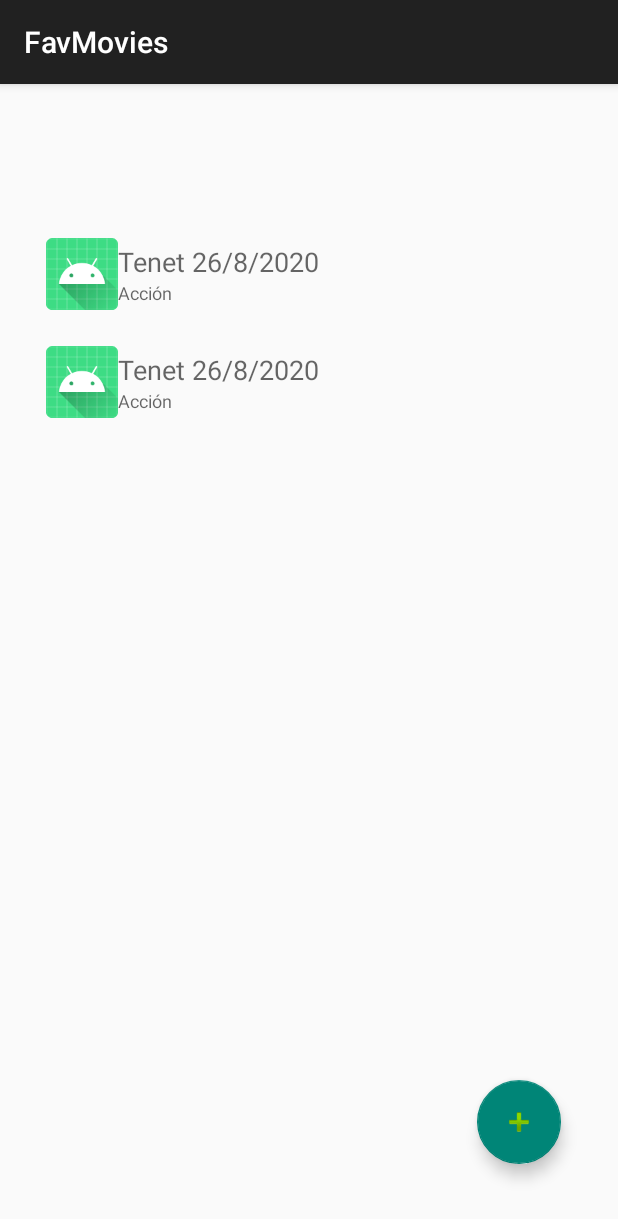
After one commit to uo276467/FavMovies, an Android app: the MainRecycler screen opened directly, with no data from a screen before it, on a phone screen of 412 x 824 dp. The commit adds this screen. Shown: the top 1219 px of the screen. Run offline under Robolectric (Android 15) with nearby library versions, the phone set to English and light mode, and no system bars.

Commit message:
Sesión 4

```diff
--- /dev/null
+++ b/app/src/main/java/com/example/favmovies/ListaPeliculasAdapter.java
@@ -0,0 +1,95 @@
+package com.example.favmovies;
+
+import android.util.Log;
+import android.view.LayoutInflater;
+import android.view.View;
+import android.view.ViewGroup;
+import android.widget.ImageView;
+import android.widget.TextView;
+
+import java.util.List;
+
+import androidx.annotation.NonNull;
+import androidx.recyclerview.widget.RecyclerView;
+
+import com.example.favmovies.modelo.Pelicula;
+
+public class ListaPeliculasAdapter extends RecyclerView.Adapter<ListaPeliculasAdapter.PeliculaViewHolder> {
+
+    // Interfaz para manejar el evento click sobre un elemento
+    public interface OnItemClickListener {
+        void onItemClick(Pelicula item);
+    }
+
+    private List<Pelicula> listaPeliculas;
+    private final OnItemClickListener listener;
+
+    public ListaPeliculasAdapter(List<Pelicula> listaPeli, OnItemClickListener listener) {
+        this.listaPeliculas = listaPeli;
+        this.listener = listener;
+    }
+
+    public static class PeliculaViewHolder extends RecyclerView.ViewHolder{
+
+        private TextView titulo;
+        private TextView fecha;
+        private ImageView imagen;
+
+        public PeliculaViewHolder(View itemView) {
+            super(itemView);
+            titulo= (TextView)itemView.findViewById(R.id.titulopeli);
+            fecha= (TextView)itemView.findViewById(R.id.fechaestreno);
+            imagen= (ImageView)itemView.findViewById(R.id.imagen);
+        }
+
+        // asignar valores a los componentes
+        public void bindUser(final Pelicula pelicula, final OnItemClickListener listener) {
+            titulo.setText(pelicula.getTitulo()+" "+pelicula.getFecha());
+            //fecha.setText(pelicula.getFecha());
+
+            fecha.setText(pelicula.getCategoria().getNombre());
+            // cargar imagen
+
+
+            itemView.setOnClickListener(new View.OnClickListener() {
+                @Override public void onClick(View v) {
+                    Log.i("Hola", "Hola");
+                    listener.onItemClick(pelicula);
+                }
+            });
+        }
+    }
+
+    /**
+     *  Indicamos el layout a "inflar" para usar en la vista
+     */
+    @NonNull
+    @Override
+    public PeliculaViewHolder onCreateViewHolder(@NonNull ViewGroup parent, int viewType) {
+        // Creamos la vista con el layout para un elemento
+        View itemView = LayoutInflater.from(parent.getContext())
+                .inflate(R.layout.linea_recycler_view_pelicula, parent, false);
+        return new PeliculaViewHolder(itemView);
+    }
+
+
+    /**
+     *  Asocia el contenido a los componentes de la vista,
+     * concretamente con nuestro PeliculaViewHolder que recibimos como parámetro
+     */
+    @Override
+    public void onBindViewHolder(@NonNull PeliculaViewHolder holder, int position) {
+        // Extrae de la lista el elemento indicado por posición
+        Pelicula pelicula= listaPeliculas.get(position);
+        Log.i("Lista","Visualiza elemento: "+pelicula);
+        // llama al método de nuestro holder para asignar valores a los componentes
+        // además, pasamos el listener del evento onClick
+        holder.bindUser(pelicula, listener);
+    }
+
+    @Override
+    public int getItemCount() {
+        return listaPeliculas.size();
+    }
+
+}
--- /dev/null
+++ b/app/src/main/java/com/example/favmovies/MainRecycler.java
@@ -0,0 +1,131 @@
+package com.example.favmovies;
+
+import androidx.annotation.Nullable;
+import androidx.appcompat.app.AppCompatActivity;
+import androidx.recyclerview.widget.LinearLayoutManager;
+import androidx.recyclerview.widget.RecyclerView;
+
+import android.content.Intent;
+import android.os.Bundle;
+import android.util.Log;
+import android.view.View;
+
+import com.example.favmovies.modelo.Categoria;
+import com.example.favmovies.modelo.Pelicula;
+
+import java.util.ArrayList;
+import java.util.List;
+
+public class MainRecycler extends AppCompatActivity {
+
+    // identificador de intent
+    public static final String PELICULA_SELECCIONADA = "pelicula_seleccionada";
+
+    public static final String PELICULA_CREADA = "pelicula_creada";
+
+    // identificador de activity
+    private static final int GESTION_ACTIVITY = 1;
+
+
+    //Modelo datos
+    List<Pelicula> listaPeli;
+    Pelicula peli;
+    RecyclerView listaPeliView;
+
+    @Override
+    protected void onCreate(Bundle savedInstanceState) {
+        super.onCreate(savedInstanceState);
+        setContentView(R.layout.activity_main_recycler);
+
+        //Rellenar lista de peliculas
+
+        rellenarLista();
+
+        // Recuperamos referencia y configuramos recyclerView con la lista de usuarios
+        listaPeliView = (RecyclerView)findViewById(R.id.recyclerView);
+        listaPeliView.setHasFixedSize(true);
+
+        /* Un RecyclerView necesita un Layout Manager para manejar el posicionamiento de los
+           elementos en cada línea. Se podría definir un LayoutManager propio extendendiendo la clase
+           RecyclerView.LayoutManager. Sin embargo, en la mayoría de los casos, simplemente se usa
+           una de las subclases LayoutManager predefinidas: LinearLayoutManager, GridLayoutManager,
+           StaggeredGridLayoutManager*/
+        RecyclerView.LayoutManager layoutManager = new LinearLayoutManager(getApplicationContext());
+        listaPeliView.setLayoutManager(layoutManager);
+
+        //Pasamos la lista de peliculas al RecyclerView con el ListaPeliculaAdapter
+        // Instanciamos el adapter con los datos de la petición y lo asignamos a RecyclerView
+        // Generar el adaptador, le pasamos la lista de peliculas
+        // y el manejador para el evento click sobre un elemento
+        ListaPeliculasAdapter lpAdapter= new ListaPeliculasAdapter(listaPeli,
+                new ListaPeliculasAdapter.OnItemClickListener() {
+                    @Override
+                    public void onItemClick(Pelicula peli) {
+                        clickOnItem(peli);
+                    }
+                });
+        listaPeliView.setAdapter(lpAdapter);
+    }
+
+    @Override
+    protected void onActivityResult(int requestCode, int resultCode, @Nullable Intent data) {
+        super.onActivityResult(requestCode, resultCode, data);
+        // Comprobamos a qué petición se está respondiendo
+        if (requestCode == GESTION_ACTIVITY) {
+            // Nos aseguramos que el resultado fue OK
+            if (resultCode == RESULT_OK) {
+                peli=data.getParcelableExtra(PELICULA_CREADA);
+                //Log.d("PeliCreadaRecicler", peli.getTitulo());
+
+                // Refrescar el ReciclerView
+                //Añadimos a la lista de peliculas la peli nueva
+                listaPeli.add(peli);
+
+                //creamos un nuevo adapter que le pasamos al recyclerView
+                ListaPeliculasAdapter listaPeliculasAdapter=new ListaPeliculasAdapter(listaPeli,
+                        new ListaPeliculasAdapter.OnItemClickListener() {
+                            @Override
+                            public void onItemClick(Pelicula peli) {
+                                clickOnItem(peli);
+                            }
+                        });
+                listaPeliView.setAdapter(listaPeliculasAdapter);
+            }
+        }
+
+    }
+
+    public void clickOnItem (Pelicula peli){
+        Log.i("Click adapter","Item Clicked "+peli.getCategoria().getNombre());
+        //Toast.makeText(MainActivity.this, "Item Clicked "+user.getId(), Toast.LENGTH_LONG).show();
+
+        //Paso el modo de apertura
+        Intent intent=new Intent (MainRecycler.this, MainActivity.class);
+        intent.putExtra(PELICULA_SELECCIONADA, peli);
+
+        startActivity(intent);
+    }
+
+    private void rellenarLista(){
+        listaPeli = new ArrayList<Pelicula>();
+        Categoria cataccion=new Categoria ("Acción", "PelisAccion");
+        Pelicula peli1= new Pelicula("Tenet","Una acción épica que gira en " +
+                "torno al espionaje internacional, los viajes en el tiempo y la evolución, " +
+                "en la que un agente secreto debe prevenir la Tercera Guerra Mundial.",
+                cataccion,"150","26/8/2020");
+        Pelicula peli2= new Pelicula("Tenet","Una acción épica que gira en " +
+                "torno al espionaje internacional, los viajes en el tiempo y la evolución, " +
+                "en la que un agente secreto debe prevenir la Tercera Guerra Mundial.",
+                cataccion,"150","26/8/2020");
+        listaPeli.add(peli1);
+        listaPeli.add(peli2);
+    }
+
+    /*Listener sobre el Fab**/
+    public void crearPeliNuevaFab(View v){
+        Log.d("CrearPeli", "crearPeil");
+        Intent intent=new Intent(MainRecycler.this, MainActivity.class);
+        startActivityForResult(intent, GESTION_ACTIVITY);
+
+    }
+}
--- /dev/null
+++ b/app/src/main/java/com/example/favmovies/modelo/Pelicula.java
@@ -0,0 +1,97 @@
+package com.example.favmovies.modelo;
+
+import android.os.Parcel;
+import android.os.Parcelable;
+
+import androidx.annotation.NonNull;
+
+public class Pelicula implements Parcelable {
+
+    String titulo;
+    String argumento;
+    Categoria categoria;
+    String duracion;
+    String fecha;
+
+    public Pelicula(String titulo, String argumento, Categoria categoria, String duracion, String fecha) {
+        this.titulo = titulo;
+        this.argumento = argumento;
+        this.categoria = categoria;
+        this.duracion = duracion;
+        this.fecha = fecha;
+    }
+
+    protected Pelicula(Parcel in) {
+        titulo = in.readString();
+        argumento = in.readString();
+        categoria = in.readParcelable(Categoria.class.getClassLoader());
+        duracion = in.readString();
+        fecha = in.readString();
+    }
+
+    public static final Creator<Pelicula> CREATOR = new Creator<Pelicula>() {
+        @Override
+        public Pelicula createFromParcel(Parcel in) {
+            return new Pelicula(in);
+        }
+
+        @Override
+        public Pelicula[] newArray(int size) {
+            return new Pelicula[size];
+        }
+    };
+
+    public String getTitulo() {
+        return titulo;
+    }
+
+    public void setTitulo(String titulo) {
+        this.titulo = titulo;
+    }
+
+    public String getArgumento() {
+        return argumento;
+    }
+
+    public void setArgumento(String argumento) {
+        this.argumento = argumento;
+    }
+
+    public Categoria getCategoria() {
+        return categoria;
+    }
+
+    public void setCategoria(Categoria categoria) {
+        this.categoria = categoria;
+    }
+
+    public String getDuracion() {
+        return duracion;
+    }
+
+    public void setDuracion(String duracion) {
+        this.duracion = duracion;
+    }
+
+    public String getFecha() {
+        return fecha;
+    }
+
+    public void setFecha(String fecha) {
+        this.fecha = fecha;
+    }
+
+    @Override
+    public int describeContents() {
+        return 0;
+    }
+
+    @Override
+    public void writeToParcel(@NonNull Parcel parcel, int i) {
+        parcel.writeString(titulo);
+        parcel.writeString(argumento);
+        parcel.writeParcelable(categoria, i);
+        parcel.writeString(duracion);
+        parcel.writeString(fecha);
+    }
+}
--- a/app/src/main/res/layout/activity_main.xml
+++ b/app/src/main/res/layout/activity_main.xml
@@ -108,6 +108,7 @@
         android:layout_width="47dp"
         android:layout_height="48dp"
         android:background="@android:drawable/ic_menu_edit"
+        android:visibility="invisible"
         app:layout_constraintBottom_toBottomOf="parent"
         app:layout_constraintEnd_toEndOf="parent"
         app:layout_constraintHorizontal_bias="0.206"
--- /dev/null
+++ b/app/src/main/res/layout/activity_main_recycler.xml
@@ -0,0 +1,32 @@
+<?xml version="1.0" encoding="utf-8"?>
+<androidx.constraintlayout.widget.ConstraintLayout xmlns:android="http://schemas.android.com/apk/res/android"
+    xmlns:app="http://schemas.android.com/apk/res-auto"
+    xmlns:tools="http://schemas.android.com/tools"
+    android:layout_width="match_parent"
+    android:layout_height="match_parent"
+    tools:context=".MainRecycler">
+
+    <com.google.android.material.floatingactionbutton.FloatingActionButton
+        android:id="@+id/floatingActionButton"
+        android:layout_width="wrap_content"
+        android:layout_height="wrap_content"
+        android:layout_marginBottom="48dp"
+        android:clickable="true"
+        android:onClick="crearPeliNuevaFab"
+        app:layout_constraintBottom_toBottomOf="parent"
+        app:layout_constraintEnd_toEndOf="parent"
+        app:layout_constraintHorizontal_bias="0.893"
+        app:layout_constraintStart_toStartOf="parent"
+        app:srcCompat="@android:drawable/ic_input_add" />
+
+    <androidx.recyclerview.widget.RecyclerView
+        android:id="@+id/recyclerView"
+        android:layout_width="351dp"
+        android:layout_height="519dp"
+        app:layout_constraintBottom_toBottomOf="parent"
+        app:layout_constraintEnd_toEndOf="parent"
+        app:layout_constraintHorizontal_bias="0.505"
+        app:layout_constraintStart_toStartOf="parent"
+        app:layout_constraintTop_toTopOf="parent"
+        app:layout_constraintVertical_bias="0.364" />
+</androidx.constraintlayout.widget.ConstraintLayout>
--- /dev/null
+++ b/app/src/main/res/layout/linea_recycler_view_pelicula.xml
@@ -0,0 +1,40 @@
+<?xml version="1.0" encoding="utf-8"?>
+<LinearLayout xmlns:android="http://schemas.android.com/apk/res/android"
+    xmlns:app="http://schemas.android.com/apk/res-auto"
+    android:layout_width="match_parent"
+    android:layout_height="wrap_content"
+    android:background="?attr/selectableItemBackground"
+    android:gravity="center_vertical"
+    android:orientation="horizontal"
+    >
+
+    <ImageView
+        android:id="@+id/imagen"
+        android:layout_width="48dp"
+        android:layout_height="72dp"
+        android:contentDescription="@string/app_name"
+        app:srcCompat="@mipmap/ic_launcher" />
+
+    <LinearLayout
+        android:layout_width="0dp"
+        android:layout_height="wrap_content"
+        android:layout_weight="1"
+        android:orientation="vertical">
+
+        <TextView
+            android:id="@+id/titulopeli"
+            android:layout_width="match_parent"
+            android:layout_height="wrap_content"
+            android:text="@string/titulo"
+            android:textAppearance="@style/TextAppearance.AppCompat.Medium" />
+
+        <TextView
+            android:id="@+id/fechaestreno"
+            android:layout_width="match_parent"
+            android:layout_height="wrap_content"
+            android:text="@string/fecha"
+            android:textAppearance="@style/TextAppearance.AppCompat.Caption" />
+
+    </LinearLayout>
+
+</LinearLayout>
--- a/app/src/main/res/values/strings.xml
+++ b/app/src/main/res/values/strings.xml
@@ -22,4 +22,5 @@
     <string name="ok">Ok</string>
     <string name="titulo_crear_categoria">Creación nueva categoría</string>
     <string name="placeholder_descripcion_categoria">Descripción de la categoría</string>
+    <string name="subject_compartir">Compartir película</string>
 </resources>
```
Also changed, not shown: app/src/main/AndroidManifest.xml (+10 -0 lines), app/src/main/java/com/example/favmovies/Conexion.java (added, +27 -0 lines), app/src/main/java/com/example/favmovies/MainActivity.java (+126 -27 lines).
